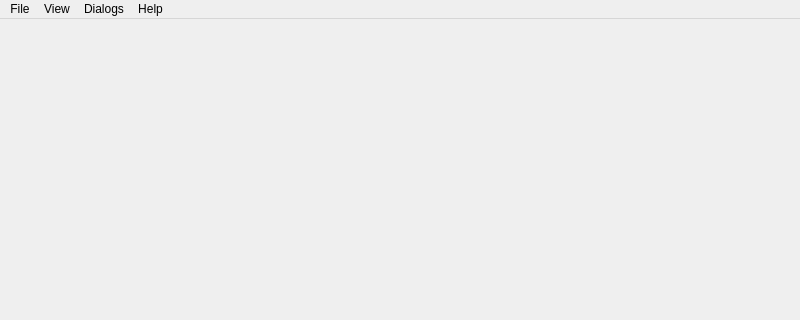
Before: the Qt Designer form Core/mainwindow.ui in cleonro/SciVis3DClass, drawn with Qt 5; both pictures show x 0 to 800 and y 0 to 320 of the 800 by 600 pixel window.
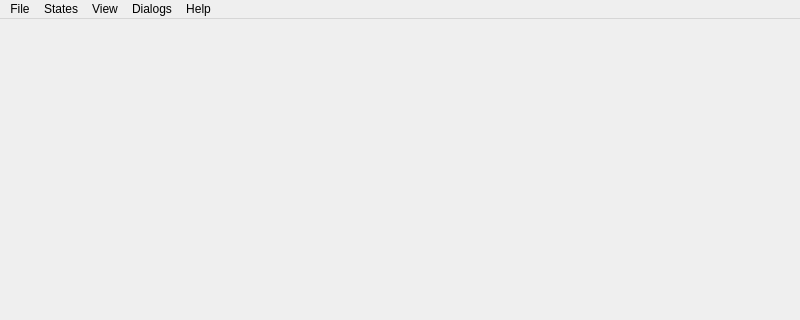
After: the same form once the commit is applied.

Diff of the .ui file:
```diff
--- a/Core/mainwindow.ui
+++ b/Core/mainwindow.ui
@@ -44,7 +44,13 @@
      <string>Help</string>
     </property>
    </widget>
+   <widget class="QMenu" name="menuStates">
+    <property name="title">
+     <string>States</string>
+    </property>
+   </widget>
    <addaction name="menuFile"/>
+   <addaction name="menuStates"/>
    <addaction name="menuView"/>
    <addaction name="menuDialogs"/>
    <addaction name="menuHelp"/>
```
